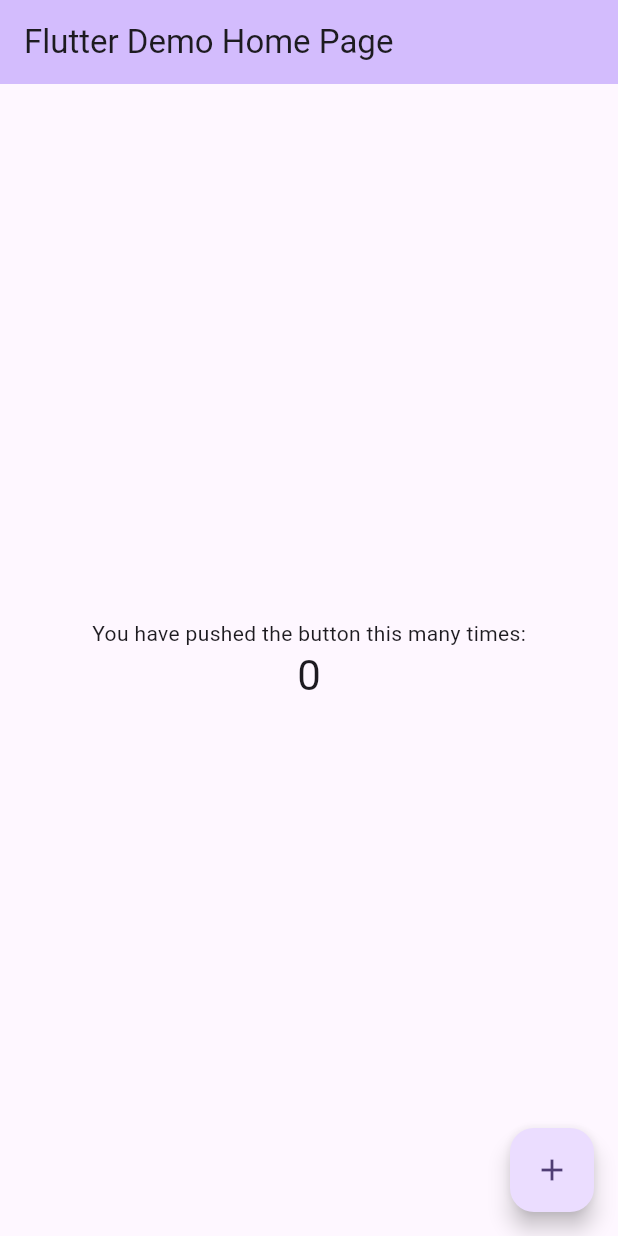
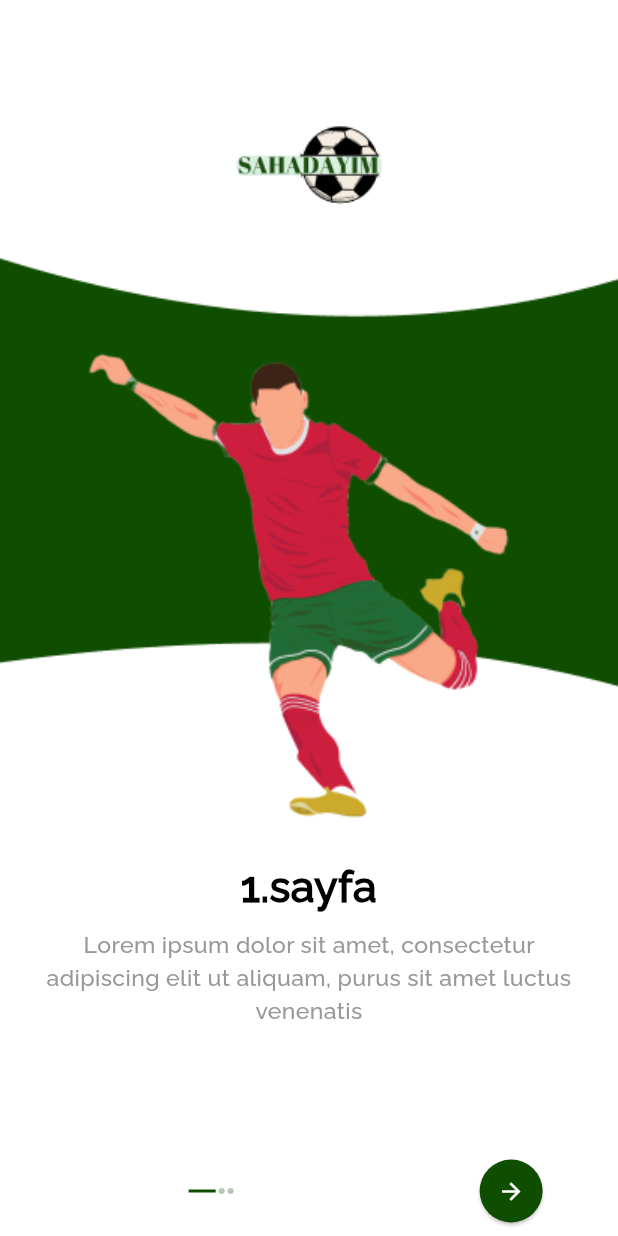
Before and after one commit to mturkmen61/sahadayim1, a Flutter app: the screen it shows after launch, on a phone screen of 412 x 824 dp. Run offline on Flutter 3.47's test engine with Material 3 defaults, Android fonts, the phone set to English and light mode, and no system bars; our stand-ins replace flutter_screenutil; project files that could hold a hidden picture were left out.

Commit message:
start screens added

```diff
--- a/lib/constants/assets.dart
+++ b/lib/constants/assets.dart
@@ -0,0 +1,5 @@
+class ImageHelper {
+  static const logo = "assets/images/logo.png";
+  static const backGround = 'assets/images/background_shape.png';
+  static const footballPlayer = 'assets/images/football_player.png';
+}
--- a/lib/constants/colors.dart
+++ b/lib/constants/colors.dart
@@ -0,0 +1,11 @@
+import 'package:flutter/material.dart';
+
+class AppColors {
+  AppColors._();
+  static Color whiteColor = const Color(0xFFffffff);
+  static Color blackColor = const Color(0xFF000000);
+  static Color greyColor = const Color(0xFF989898);
+  static Color greenColor = const Color(0xFF0F4D00);
+  static Color greenColor30 = const Color(0xFF0F4D00).withOpacity(0.3);
+  static Color redColor = Colors.red;
+}
--- a/lib/constants/strings.dart
+++ b/lib/constants/strings.dart
@@ -0,0 +1,8 @@
+class AppString {
+  AppString._();
+
+  static const sahadayim = "Sahadayim";
+  static const loremIpsum = "Lorem ipsum dolor sit";
+  static const loremIpsumDolor =
+      "Lorem ipsum dolor sit amet, consectetur adipiscing elit ut aliquam, purus sit amet luctus venenatis";
+}
--- a/lib/constants/styles.dart
+++ b/lib/constants/styles.dart
@@ -0,0 +1,19 @@
+import 'package:flutter/material.dart';
+import 'package:flutter_screenutil/flutter_screenutil.dart';
+
+import 'colors.dart';
+
+class TextStyleHelper {
+  static final black1 = TextStyle(
+    fontSize: 26.sp,
+    fontFamily: "Raleway",
+    fontWeight: FontWeight.w700,
+    color: AppColors.blackColor,
+  );
+  static final grey1 = TextStyle(
+    fontSize: 14.sp,
+    fontFamily: "Raleway",
+    fontWeight: FontWeight.w500,
+    color: AppColors.greyColor,
+  );
+}
--- a/lib/main.dart
+++ b/lib/main.dart
@@ -1,125 +1,23 @@
 import 'package:flutter/material.dart';
+import 'package:flutter_screenutil/flutter_screenutil.dart';
+import 'package:sahadayim/screens/start/start_screen.dart';
 
 void main() {
+  WidgetsFlutterBinding.ensureInitialized();
   runApp(const MyApp());
 }
 
 class MyApp extends StatelessWidget {
   const MyApp({super.key});
 
-  // This widget is the root of your application.
   @override
   Widget build(BuildContext context) {
-    return MaterialApp(
-      title: 'Flutter Demo',
-      theme: ThemeData(
-        // This is the theme of your application.
-        //
-        // TRY THIS: Try running your application with "flutter run". You'll see
-        // the application has a purple toolbar. Then, without quitting the app,
-        // try changing the seedColor in the colorScheme below to Colors.green
-        // and then invoke "hot reload" (save your changes or press the "hot
-        // reload" button in a Flutter-supported IDE, or press "r" if you used
-        // the command line to start the app).
-        //
-        // Notice that the counter didn't reset back to zero; the application
-        // state is not lost during the reload. To reset the state, use hot
-        // restart instead.
-        //
-        // This works for code too, not just values: Most code changes can be
-        // tested with just a hot reload.
-        colorScheme: ColorScheme.fromSeed(seedColor: Colors.deepPurple),
-        useMaterial3: true,
+    return const ScreenUtilInit(
+      designSize: Size(375, 812),
+      child: MaterialApp(
+        title: 'Sahadayım',
+        home: StartPage1(),
       ),
-      home: const MyHomePage(title: 'Flutter Demo Home Page'),
     );
   }
 }
-
-class MyHomePage extends StatefulWidget {
-  const MyHomePage({super.key, required this.title});
-
-  // This widget is the home page of your application. It is stateful, meaning
-  // that it has a State object (defined below) that contains fields that affect
-  // how it looks.
-
-  // This class is the configuration for the state. It holds the values (in this
-  // case the title) provided by the parent (in this case the App widget) and
-  // used by the build method of the State. Fields in a Widget subclass are
-  // always marked "final".
-
-  final String title;
-
-  @override
-  State<MyHomePage> createState() => _MyHomePageState();
-}
-
-class _MyHomePageState extends State<MyHomePage> {
-  int _counter = 0;
-
-  void _incrementCounter() {
-    setState(() {
-      // This call to setState tells the Flutter framework that something has
-      // changed in this State, which causes it to rerun the build method below
-      // so that the display can reflect the updated values. If we changed
-      // _counter without calling setState(), then the build method would not be
-      // called again, and so nothing would appear to happen.
-      _counter++;
-    });
-  }
-
-  @override
-  Widget build(BuildContext context) {
-    // This method is rerun every time setState is called, for instance as done
-    // by the _incrementCounter method above.
-    //
-    // The Flutter framework has been optimized to make rerunning build methods
-    // fast, so that you can just rebuild anything that needs updating rather
-    // than having to individually change instances of widgets.
-    return Scaffold(
-      appBar: AppBar(
-        // TRY THIS: Try changing the color here to a specific color (to
-        // Colors.amber, perhaps?) and trigger a hot reload to see the AppBar
-        // change color while the other colors stay the same.
-        backgroundColor: Theme.of(context).colorScheme.inversePrimary,
-        // Here we take the value from the MyHomePage object that was created by
-        // the App.build method, and use it to set our appbar title.
-        title: Text(widget.title),
-      ),
-      body: Center(
-        // Center is a layout widget. It takes a single child and positions it
-        // in the middle of the parent.
-        child: Column(
-          // Column is also a layout widget. It takes a list of children and
-          // arranges them vertically. By default, it sizes itself to fit its
-          // children horizontally, and tries to be as tall as its parent.
-          //
-          // Column has various properties to control how it sizes itself and
-          // how it positions its children. Here we use mainAxisAlignment to
-          // center the children vertically; the main axis here is the vertical
-          // axis because Columns are vertical (the cross axis would be
-          // horizontal).
-          //
-          // TRY THIS: Invoke "debug painting" (choose the "Toggle Debug Paint"
-          // action in the IDE, or press "p" in the console), to see the
-          // wireframe for each widget.
-          mainAxisAlignment: MainAxisAlignment.center,
-          children: <Widget>[
-            const Text(
-              'You have pushed the button this many times:',
-            ),
-            Text(
-              '$_counter',
-              style: Theme.of(context).textTheme.headlineMedium,
-            ),
-          ],
-        ),
-      ),
-      floatingActionButton: FloatingActionButton(
-        onPressed: _incrementCounter,
-        tooltip: 'Increment',
-        child: const Icon(Icons.add),
-      ), // This trailing comma makes auto-formatting nicer for build methods.
-    );
-  }
-}
--- /dev/null
+++ b/lib/screens/start/build_skip_button.dart
@@ -0,0 +1,117 @@
+import 'package:flutter/material.dart';
+import 'package:sahadayim/constants/colors.dart';
+
+class BuildSkip extends StatelessWidget {
+  const BuildSkip({
+    super.key,
+    required this.currentPageIndex,
+    required this.nextPage,
+    required this.backPage,
+  });
+
+  final int currentPageIndex;
+  final Function nextPage;
+  final Function backPage;
+
+  @override
+  Widget build(BuildContext context) {
+    return Padding(
+      padding: const EdgeInsets.all(6.0),
+      child: Row(
+        mainAxisAlignment: MainAxisAlignment.spaceAround,
+        children: [
+          // Diğer sayfaya geçişi sağlayan buton
+          if (currentPageIndex != 0)
+            ElevatedButton(
+              onPressed: () {
+                backPage();
+              },
+              style: ElevatedButton.styleFrom(
+                shape: const CircleBorder(),
+                backgroundColor: AppColors.greenColor,
+                padding: const EdgeInsets.all(12.0),
+              ),
+              child: Icon(
+                Icons.arrow_back,
+                color: AppColors.whiteColor,
+              ),
+            ),
+          const SizedBox(
+            width: 20,
+          ),
+          Row(
+            children: [
+              currentPageIndex == 0
+                  ? const BuildDotDivider()
+                  : const BuildDot(),
+              const SizedBox(width: 2),
+              currentPageIndex == 1
+                  ? const BuildDotDivider()
+                  : const BuildDot(),
+              const SizedBox(width: 2),
+              currentPageIndex == 2
+                  ? const BuildDotDivider()
+                  : const BuildDot(),
+            ],
+          ),
+          const SizedBox(
+            width: 20,
+          ),
+          ElevatedButton(
+            onPressed: () {
+              if (currentPageIndex == 2) {
+                print("Başka Sayfa Yok");
+              } else {
+                print(currentPageIndex);
+                nextPage();
+                print(currentPageIndex);
+              }
+            },
+            style: ElevatedButton.styleFrom(
+              shape: const CircleBorder(),
+              backgroundColor: AppColors.greenColor,
+              padding: const EdgeInsets.all(12.0),
+            ),
+            child: Icon(
+              Icons.arrow_forward,
+              color: AppColors.whiteColor,
+            ),
+          ),
+        ],
+      ),
+    );
+  }
+}
+
+class BuildDotDivider extends StatelessWidget {
+  const BuildDotDivider({
+    super.key,
+  });
+
+  @override
+  Widget build(BuildContext context) {
+    return Container(
+      width: 18,
+      height: 2,
+      color: AppColors.greenColor,
+    );
+  }
+}
+
+class BuildDot extends StatelessWidget {
+  const BuildDot({
+    super.key,
+  });
+
+  @override
+  Widget build(BuildContext context) {
+    return Container(
+      width: 4,
+      height: 4,
+      decoration: BoxDecoration(
+        shape: BoxShape.circle,
+        color: AppColors.greenColor30,
+      ),
+    );
+  }
+}
--- /dev/null
+++ b/lib/screens/start/start_screen.dart
@@ -0,0 +1,57 @@
+import 'package:flutter/material.dart';
+import 'package:sahadayim/screens/start/build_skip_button.dart';
+import 'package:sahadayim/screens/start/start_screen1.dart';
+import 'package:sahadayim/screens/start/start_screen3.dart';
+import 'package:sahadayim/screens/start/start_screen_2.dart';
+
+class StartPage1 extends StatefulWidget {
+  const StartPage1({super.key});
+
+  @override
+  State<StartPage1> createState() => _StartPage1State();
+}
+
+class _StartPage1State extends State<StartPage1> {
+  int currentPageIndex = 0; // Başlangıçta gösterilecek sayfa indeksi
+
+  void nextPage() {
+    setState(() {
+      // Bir sonraki sayfaya geçmek için indeksi artır
+      currentPageIndex++;
+    });
+  }
+
+  void backPage() {
+    setState(() {
+      // Bir sonraki sayfaya geçmek için indeksi artır
+      currentPageIndex--;
+    });
+  }
+
+  @override
+  Widget build(BuildContext context) {
+    return Scaffold(
+      backgroundColor: Colors.white,
+      body: Column(
+        children: [
+          Expanded(
+            child: IndexedStack(
+              index: currentPageIndex,
+              children: const [
+                BuildOnBoardingPage1(),
+                BuildOnBoardingPage2(),
+                BuildOnBoardingPage3(), // İlk sayfa
+                // Diğer sayfalar buraya eklenebilir
+              ],
+            ),
+          ),
+          BuildSkip(
+            currentPageIndex: currentPageIndex,
+            nextPage: nextPage,
+            backPage: backPage,
+          ),
+        ],
+      ),
+    );
+  }
+}
--- /dev/null
+++ b/lib/screens/start/start_screen1.dart
@@ -0,0 +1,82 @@
+import 'package:flutter/material.dart';
+import 'package:flutter_screenutil/flutter_screenutil.dart';
+import 'package:sahadayim/constants/assets.dart';
+import 'package:sahadayim/constants/strings.dart';
+import 'package:sahadayim/constants/styles.dart';
+
+class BuildOnBoardingPage1 extends StatefulWidget {
+  const BuildOnBoardingPage1({
+    super.key,
+  });
+
+  @override
+  State<BuildOnBoardingPage1> createState() => _BuildOnBoardingPage1State();
+}
+
+class _BuildOnBoardingPage1State extends State<BuildOnBoardingPage1> {
+  @override
+  Widget build(BuildContext context) {
+    return Center(
+      child: Column(
+        children: [
+          SizedBox(height: 80.h),
+          Image.asset(ImageHelper.logo),
+          //SvgPicture.asset('assets/images/football_player.svg'),
+          Center(
+            child: Stack(
+              alignment: Alignment.center,
+              children: [
+                SizedBox(
+                  width: 375.w,
+                  height: 425.h,
+                ),
+                Positioned(
+                  top: 0,
+                  child: Image.asset(
+                    ImageHelper.backGround, // Arkaplan resmi adresi
+                    width: 376.w,
+                    height: 385.h,
+                    fit: BoxFit.cover,
+                  ),
+                ),
+                Positioned(
+                  top: 40,
+                  child: Image.asset(
+                    ImageHelper.footballPlayer, // Üstteki resim adresi
+                    width: 400.w,
+                    height: 380.h,
+                    fit: BoxFit.contain,
+                  ),
+                ),
+              ],
+            ),
+          ),
+          Column(
+            children: [
+              Center(
+                  child: Text(
+                "1.sayfa",
+                textAlign: TextAlign.center,
+                style: TextStyleHelper.black1,
+              )),
+              Center(
+                child: Padding(
+                  padding:
+                      const EdgeInsets.symmetric(horizontal: 20, vertical: 8),
+                  child: Text(
+                    AppString.loremIpsumDolor,
+                    textAlign: TextAlign.center,
+                    style: TextStyleHelper.grey1,
+                  ),
+                ),
+              ),
+            ],
+          ),
+          const SizedBox(
+            height: 10,
+          ),
+        ],
+      ),
+    );
+  }
+}
```
Also changed, not shown: lib/screens/start/build_on_boarding_screen.dart (added, +82 -0 lines), lib/screens/start/start_screen3.dart (added, +82 -0 lines), lib/screens/start/start_screen_2.dart (added, +82 -0 lines), pubspec.yaml (+9 -7 lines), assets/fonts/Raleway-Medium.ttf (added), assets/fonts/Raleway-Regular.ttf (added), assets/images/background_shape.png (added), assets/images/football_player.png (added), assets/images/football_player.svg (added), assets/images/logo.png (added), assets/images/logo.svg (added), lib/controllers/screens/start_screen.dart (added), pubspec.lock.
